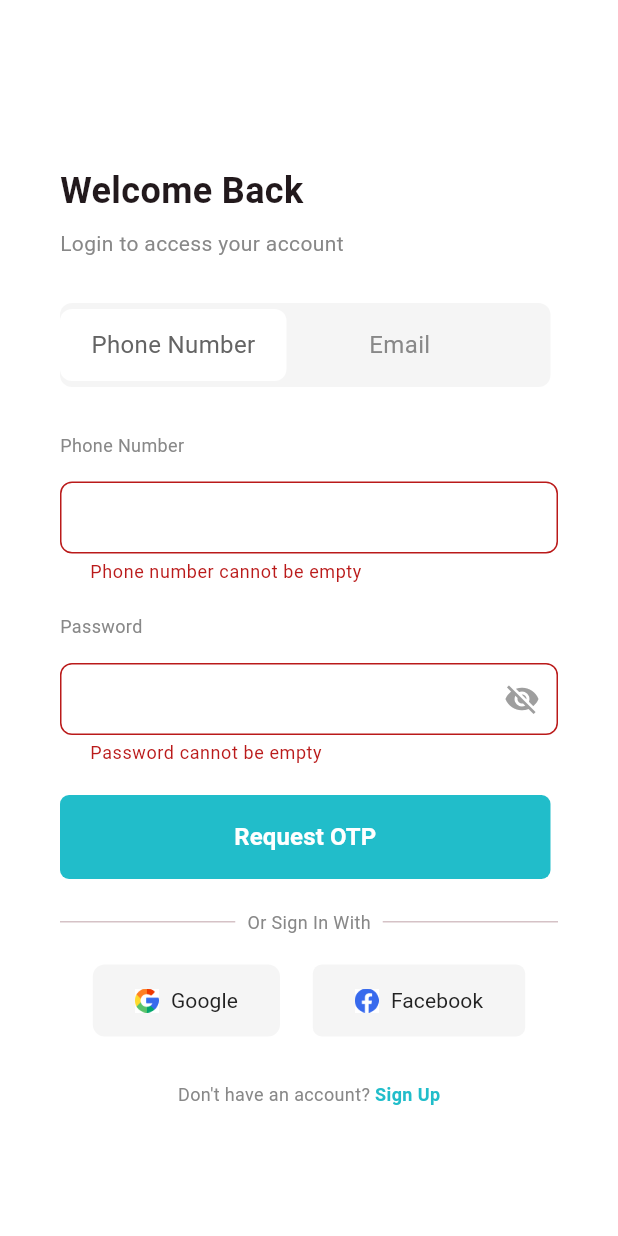
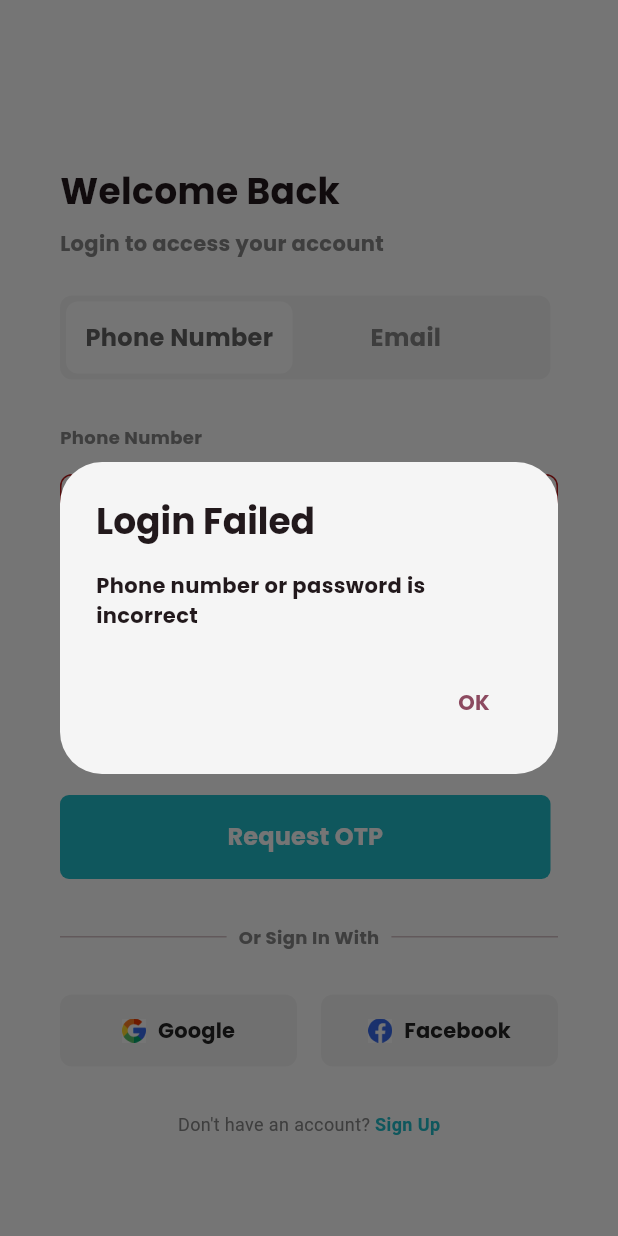
Before and after one commit to DestyAlamanda/ppkd_d_3, a Flutter app: the screen it shows after launch, after a tap on "Request OTP", on a phone screen of 412 x 824 dp. Run offline on Flutter 3.47's test engine with Material 3 defaults, Android fonts, the phone set to English and light mode, and no system bars.

Commit message:
Final Task [Tugas 6 Flutter]

```diff
--- a/lib/tugas_6/tugas_6_flutter.dart
+++ b/lib/tugas_6/tugas_6_flutter.dart
@@ -10,8 +10,6 @@ class TugasEnam extends StatefulWidget {
 class _TugasEnamState extends State<TugasEnam> {
   bool _isPasswordVisible = false;
   final _formKey = GlobalKey<FormState>();
-  final TextEditingController _phoneController = TextEditingController();
-  final TextEditingController _passwordController = TextEditingController();
 
   @override
   Widget build(BuildContext context) {
@@ -31,7 +29,7 @@ class _TugasEnamState extends State<TugasEnam> {
                       "Welcome Back",
                       style: TextStyle(
                         fontSize: 24,
-                        fontWeight: FontWeight.bold,
+                        fontWeight: FontWeight.w700,
                       ),
                     ),
                     SizedBox(height: 8),
@@ -40,13 +38,14 @@ class _TugasEnamState extends State<TugasEnam> {
                       style: TextStyle(fontSize: 14, color: Color(0xFF888888)),
                     ),
 
-                    SizedBox(height: 30),
+                    SizedBox(height: 25),
                     Stack(
                       alignment: (Alignment.center),
                       children: [
                         Container(
                           height: 56,
                           width: 327,
+                          padding: EdgeInsets.symmetric(horizontal: 4),
                           decoration: BoxDecoration(
                             color: Color(0xFFF5F5F5),
                             borderRadius: BorderRadius.circular(8),
@@ -66,6 +65,7 @@ class _TugasEnamState extends State<TugasEnam> {
                                   style: TextStyle(
                                     fontSize: 16,
                                     color: Color(0xFF646464),
+                                    fontWeight: FontWeight.w500,
                                   ),
                                 ),
                               ),
@@ -81,6 +81,7 @@ class _TugasEnamState extends State<TugasEnam> {
                                   style: TextStyle(
                                     fontSize: 16,
                                     color: Color(0xFF888888),
+                                    fontWeight: FontWeight.w400,
                                   ),
                                 ),
                               ),
@@ -92,7 +93,6 @@ class _TugasEnamState extends State<TugasEnam> {
                     SizedBox(height: 30),
 
                     // input no telp
-                    // input no telp
                     Text(
                       'Phone Number',
                       style: TextStyle(
@@ -103,7 +103,6 @@ class _TugasEnamState extends State<TugasEnam> {
                     ),
                     SizedBox(height: 16),
                     TextFormField(
-                      controller: _phoneController,
                       keyboardType: TextInputType.phone,
                       decoration: InputDecoration(
                         contentPadding: EdgeInsets.symmetric(horizontal: 16),
@@ -120,7 +119,7 @@ class _TugasEnamState extends State<TugasEnam> {
                         return null;
                       },
                     ),
-                    SizedBox(height: 20),
+                    SizedBox(height: 25),
                     Text(
                       'Password',
                       style: TextStyle(
@@ -131,7 +130,6 @@ class _TugasEnamState extends State<TugasEnam> {
                     ),
                     SizedBox(height: 16),
                     TextFormField(
-                      controller: _passwordController,
                       keyboardType: TextInputType.visiblePassword,
                       obscureText: !_isPasswordVisible,
                       decoration: InputDecoration(
@@ -167,7 +165,43 @@ class _TugasEnamState extends State<TugasEnam> {
                     // Tombol Submit
                     ElevatedButton(
                       onPressed: () {
-                        if (_formKey.currentState!.validate()) {}
+                        if (_formKey.currentState!.validate()) {
+                          ScaffoldMessenger.of(context).showSnackBar(
+                            SnackBar(
+                              content: Text(
+                                "OTP has been sent!",
+                                textAlign: TextAlign.center,
+                                style: TextStyle(
+                                  fontSize: 16,
+                                  fontWeight: FontWeight.w700,
+                                  color: Colors.white,
+                                ),
+                              ),
+                              backgroundColor: Color(0xff21BDCA),
+                            ),
+                          );
+                        } else {
+                          showDialog(
+                            context: context,
+                            builder: (context) {
+                              return AlertDialog(
+                                title: Text("Login Failed"),
+                                content: Text(
+                                  "Phone number or password is incorrect",
+                                ),
+                                backgroundColor: Colors.grey[100],
+                                actions: [
+                                  TextButton(
+                                    onPressed: () {
+                                      Navigator.of(context).pop();
+                                    },
+                                    child: Text("OK"),
+                                  ),
+                                ],
+                              );
+                            },
+                          );
+                        }
                       },
                       style: ElevatedButton.styleFrom(
                         backgroundColor: Color(0xff21BDCA),
@@ -186,7 +220,7 @@ class _TugasEnamState extends State<TugasEnam> {
                         ),
                       ),
                     ),
-                    SizedBox(height: 20),
+                    SizedBox(height: 30),
                     Row(
                       children: [
                         Expanded(child: Divider()),
@@ -205,18 +239,16 @@ class _TugasEnamState extends State<TugasEnam> {
                       ],
                     ),
 
-                    SizedBox(height: 20),
+                    SizedBox(height: 30),
                     Row(
-                      mainAxisAlignment: MainAxisAlignment.spaceEvenly,
                       children: [
-                        ElevatedButton(
+                        Expanded(
+                          child: SizedBox(
+                            height: 48,
+                            child: ElevatedButton(
                               onPressed: () {},
                               style: ElevatedButton.styleFrom(
                                 backgroundColor: Color(0xffF5F5F5),
-                            padding: EdgeInsets.symmetric(
-                              horizontal: 28,
-                              vertical: 14,
-                            ),
                                 shape: RoundedRectangleBorder(
                                   borderRadius: BorderRadius.circular(8),
                                 ),
@@ -224,6 +256,7 @@ class _TugasEnamState extends State<TugasEnam> {
                               ),
                               child: Row(
                                 mainAxisSize: MainAxisSize.min,
+                                mainAxisAlignment: MainAxisAlignment.center,
                                 children: [
                                   Image.asset(
                                     'assets/photos/Google.jpg',
@@ -242,22 +275,24 @@ class _TugasEnamState extends State<TugasEnam> {
                                 ],
                               ),
                             ),
-
-                        ElevatedButton(
+                          ),
+                        ),
+                        SizedBox(width: 16),
+                        Expanded(
+                          child: SizedBox(
+                            height: 48,
+                            child: ElevatedButton(
                               onPressed: () {},
                               style: ElevatedButton.styleFrom(
                                 backgroundColor: Color(0xffF5F5F5),
-                            padding: EdgeInsets.symmetric(
-                              horizontal: 28,
-                              vertical: 14,
-                            ),
                                 shape: RoundedRectangleBorder(
-                              borderRadius: BorderRadius.circular(6),
+                                  borderRadius: BorderRadius.circular(8),
                                 ),
                                 elevation: 0,
                               ),
                               child: Row(
                                 mainAxisSize: MainAxisSize.min,
+                                mainAxisAlignment: MainAxisAlignment.center,
                                 children: [
                                   Image.asset(
                                     'assets/photos/facebook.jpg',
@@ -276,13 +311,18 @@ class _TugasEnamState extends State<TugasEnam> {
                                 ],
                               ),
                             ),
+                          ),
+                        ),
                       ],
                     ),
+
                     SizedBox(height: 30),
 
                     Center(
                       child: GestureDetector(
-                        onTap: () {},
+                        onTap: () {
+                          print("lala");
+                        },
                         child: Text.rich(
                           TextSpan(
                             text: "Don't have an account? ",
@@ -297,6 +337,7 @@ class _TugasEnamState extends State<TugasEnam> {
                                 style: TextStyle(
                                   color: Color(0xff21BDCA),
                                   fontWeight: FontWeight.w700,
+                                  fontSize: 12,
                                 ),
                               ),
                             ],
```
Also changed, not shown: pubspec.yaml (+25 -0 lines), assets/fonts/Poppins-Black.ttf (renamed from assets/fonts/Poppins/Poppins-Black.ttf), assets/fonts/Poppins-BlackItalic.ttf (renamed from assets/fonts/Poppins/Poppins-BlackItalic.ttf), assets/fonts/Poppins-Bold.ttf (renamed from assets/fonts/Poppins/Poppins-Bold.ttf), assets/fonts/Poppins-BoldItalic.ttf (renamed from assets/fonts/Poppins/Poppins-BoldItalic.ttf), assets/fonts/Poppins-ExtraBold.ttf (renamed from assets/fonts/Poppins/Poppins-ExtraBold.ttf), assets/fonts/Poppins-ExtraBoldItalic.ttf (renamed from assets/fonts/Poppins/Poppins-ExtraBoldItalic.ttf), assets/fonts/Poppins-ExtraLight.ttf (renamed from assets/fonts/Poppins/Poppins-ExtraLight.ttf), assets/fonts/Poppins-ExtraLightItalic.ttf (renamed from assets/fonts/Poppins/Poppins-ExtraLightItalic.ttf), assets/fonts/Poppins-Italic.ttf (renamed from assets/fonts/Poppins/Poppins-Italic.ttf), assets/fonts/Poppins-Light.ttf (renamed from assets/fonts/Poppins/Poppins-Light.ttf), assets/fonts/Poppins-LightItalic.ttf (renamed from assets/fonts/Poppins/Poppins-LightItalic.ttf), assets/fonts/Poppins-Medium.ttf (renamed from assets/fonts/Poppins/Poppins-Medium.ttf), assets/fonts/Poppins-MediumItalic.ttf (renamed from assets/fonts/Poppins/Poppins-MediumItalic.ttf), 5 more files. Lines whose indentation alone changed are shown as unchanged.
